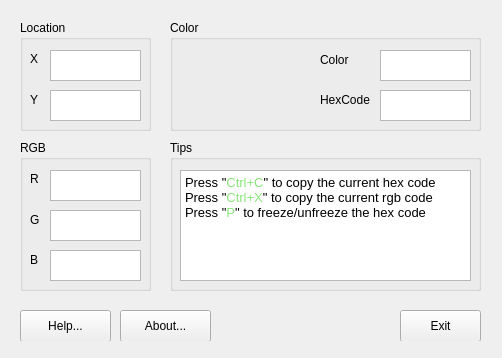
The window that src/mainwindow.ui (gdarko/ColorPicker) describes before a commit, drawn with Qt 5.
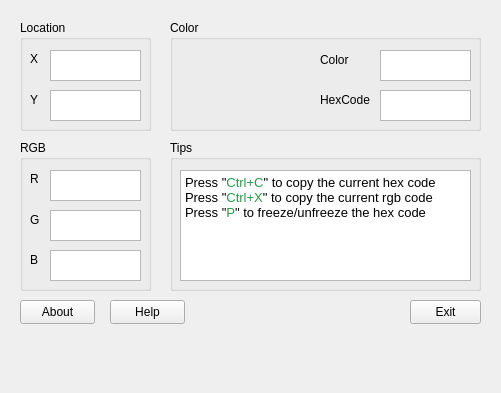
The same window after the commit. Icons and pictures are not drawn.

Commit message: Add info/help buttons

```diff
--- a/src/mainwindow.ui
+++ b/src/mainwindow.ui
@@ -6,8 +6,8 @@
    <rect>
     <x>0</x>
     <y>0</y>
-    <width>502</width>
-    <height>358</height>
+    <width>501</width>
+    <height>393</height>
    </rect>
   </property>
   <property name="windowTitle">
@@ -311,65 +311,56 @@
 &lt;html&gt;&lt;head&gt;&lt;meta name=&quot;qrichtext&quot; content=&quot;1&quot; /&gt;&lt;meta charset=&quot;utf-8&quot; /&gt;&lt;style type=&quot;text/css&quot;&gt;
 p, li { white-space: pre-wrap; }
 hr { height: 1px; border-width: 0; }
-&lt;/style&gt;&lt;/head&gt;&lt;body style=&quot; font-family:'.AppleSystemUIFont'; font-size:13pt; font-weight:400; font-style:normal;&quot;&gt;
-&lt;p style=&quot; margin-top:0px; margin-bottom:0px; margin-left:0px; margin-right:0px; -qt-block-indent:0; text-indent:0px;&quot;&gt;&lt;span style=&quot; font-family:'Segoe UI'; font-size:9.75pt;&quot;&gt;Press &amp;quot;&lt;/span&gt;&lt;span style=&quot; font-family:'Segoe UI'; font-size:9.75pt; color:#8ae57b;&quot;&gt;Ctrl+C&lt;/span&gt;&lt;span style=&quot; font-family:'Segoe UI'; font-size:9.75pt;&quot;&gt;&amp;quot; to copy the current hex code&lt;/span&gt;&lt;/p&gt;
-&lt;p style=&quot; margin-top:0px; margin-bottom:0px; margin-left:0px; margin-right:0px; -qt-block-indent:0; text-indent:0px;&quot;&gt;&lt;span style=&quot; font-family:'Segoe UI'; font-size:9.75pt;&quot;&gt;Press &amp;quot;&lt;/span&gt;&lt;span style=&quot; font-family:'Segoe UI'; font-size:9.75pt; color:#8ae57b;&quot;&gt;Ctrl+X&lt;/span&gt;&lt;span style=&quot; font-family:'Segoe UI'; font-size:9.75pt;&quot;&gt;&amp;quot; to copy the current rgb code&lt;/span&gt;&lt;/p&gt;
-&lt;p style=&quot; margin-top:0px; margin-bottom:0px; margin-left:0px; margin-right:0px; -qt-block-indent:0; text-indent:0px;&quot;&gt;&lt;span style=&quot; font-family:'Segoe UI'; font-size:9.75pt;&quot;&gt;Press &amp;quot;&lt;/span&gt;&lt;span style=&quot; font-family:'Segoe UI'; font-size:9.75pt; color:#8ae57b;&quot;&gt;P&lt;/span&gt;&lt;span style=&quot; font-family:'Segoe UI'; font-size:9.75pt;&quot;&gt;&amp;quot; to freeze/unfreeze the hex code&lt;/span&gt;&lt;/p&gt;
-&lt;p style=&quot;-qt-paragraph-type:empty; margin-top:0px; margin-bottom:0px; margin-left:0px; margin-right:0px; -qt-block-indent:0; text-indent:0px; font-family:'Segoe UI'; font-size:9.75pt;&quot;&gt;&lt;br /&gt;&lt;/p&gt;&lt;/body&gt;&lt;/html&gt;</string>
+&lt;/style&gt;&lt;/head&gt;&lt;body style=&quot; font-family:'Segoe UI'; font-size:9pt; font-weight:400; font-style:normal;&quot;&gt;
+&lt;p style=&quot; margin-top:0px; margin-bottom:0px; margin-left:0px; margin-right:0px; -qt-block-indent:0; text-indent:0px;&quot;&gt;&lt;span style=&quot; font-size:9.75pt;&quot;&gt;Press &amp;quot;&lt;/span&gt;&lt;span style=&quot; font-size:9.75pt; color:#2c974b;&quot;&gt;Ctrl+C&lt;/span&gt;&lt;span style=&quot; font-size:9.75pt;&quot;&gt;&amp;quot; to copy the current hex code&lt;/span&gt;&lt;/p&gt;
+&lt;p style=&quot; margin-top:0px; margin-bottom:0px; margin-left:0px; margin-right:0px; -qt-block-indent:0; text-indent:0px;&quot;&gt;&lt;span style=&quot; font-size:9.75pt;&quot;&gt;Press &amp;quot;&lt;/span&gt;&lt;span style=&quot; font-size:9.75pt; color:#2c974b;&quot;&gt;Ctrl+X&lt;/span&gt;&lt;span style=&quot; font-size:9.75pt;&quot;&gt;&amp;quot; to copy the current rgb code&lt;/span&gt;&lt;/p&gt;
+&lt;p style=&quot; margin-top:0px; margin-bottom:0px; margin-left:0px; margin-right:0px; -qt-block-indent:0; text-indent:0px;&quot;&gt;&lt;span style=&quot; font-size:9.75pt;&quot;&gt;Press &amp;quot;&lt;/span&gt;&lt;span style=&quot; font-size:9.75pt; color:#2c974b;&quot;&gt;P&lt;/span&gt;&lt;span style=&quot; font-size:9.75pt;&quot;&gt;&amp;quot; to freeze/unfreeze the hex code&lt;/span&gt;&lt;/p&gt;
+&lt;p style=&quot;-qt-paragraph-type:empty; margin-top:0px; margin-bottom:0px; margin-left:0px; margin-right:0px; -qt-block-indent:0; text-indent:0px; font-size:9.75pt;&quot;&gt;&lt;br /&gt;&lt;/p&gt;&lt;/body&gt;&lt;/html&gt;</string>
      </property>
     </widget>
    </widget>
-   <widget class="QFrame" name="actionBar">
+   <widget class="QWidget" name="widget" native="true">
     <property name="geometry">
      <rect>
       <x>20</x>
-      <y>310</y>
+      <y>290</y>
       <width>461</width>
-      <height>31</height>
+      <height>81</height>
      </rect>
     </property>
-    <property name="frameShape">
-     <enum>QFrame::NoFrame</enum>
-    </property>
-    <property name="frameShadow">
-     <enum>QFrame::Plain</enum>
-    </property>
-    <property name="lineWidth">
-     <number>0</number>
-    </property>
     <widget class="QPushButton" name="btnAbout">
      <property name="geometry">
       <rect>
-       <x>100</x>
-       <y>0</y>
-       <width>91</width>
-       <height>32</height>
-      </rect>
-     </property>
-     <property name="text">
-      <string>About...</string>
-     </property>
-    </widget>
-    <widget class="QPushButton" name="btnHelp">
-     <property name="geometry">
-      <rect>
        <x>0</x>
-       <y>0</y>
-       <width>91</width>
-       <height>32</height>
+       <y>10</y>
+       <width>75</width>
+       <height>24</height>
       </rect>
      </property>
      <property name="text">
-      <string>Help...</string>
+      <string>About</string>
+     </property>
+    </widget>
+    <widget class="QPushButton" name="btnHelp">
+     <property name="geometry">
+      <rect>
+       <x>90</x>
+       <y>10</y>
+       <width>75</width>
+       <height>24</height>
+      </rect>
+     </property>
+     <property name="text">
+      <string>Help</string>
      </property>
     </widget>
     <widget class="QPushButton" name="btnExit">
      <property name="geometry">
       <rect>
-       <x>380</x>
-       <y>0</y>
-       <width>81</width>
-       <height>32</height>
+       <x>390</x>
+       <y>10</y>
+       <width>71</width>
+       <height>24</height>
       </rect>
      </property>
      <property name="text">
```
Left out of the diff: 5 changed lines with no effect on the pictures. The commit also changes 6 other files.
